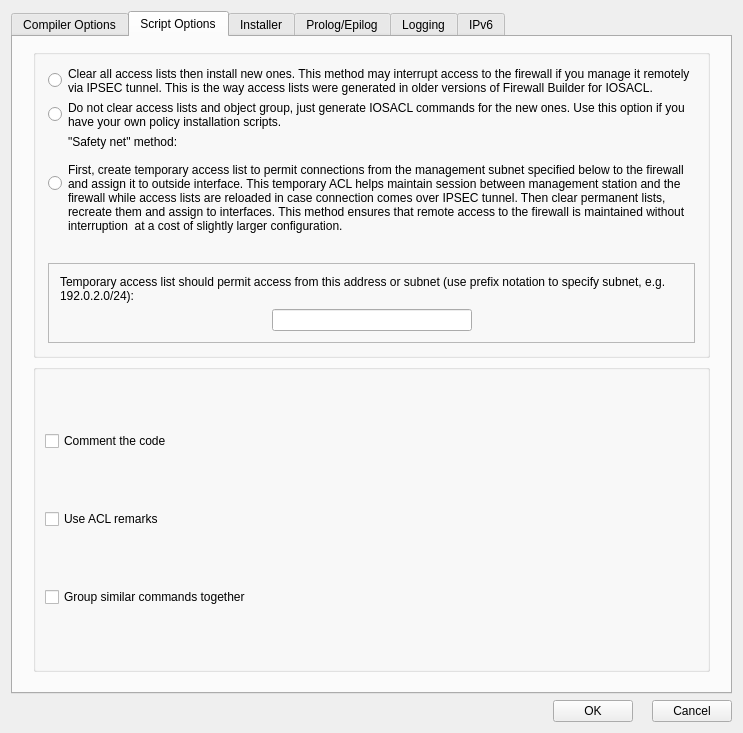
Before: the Qt Designer form src/gui/iosacladvanceddialog_q.ui in fwbuilder/fwbuilder, drawn with Qt 5.
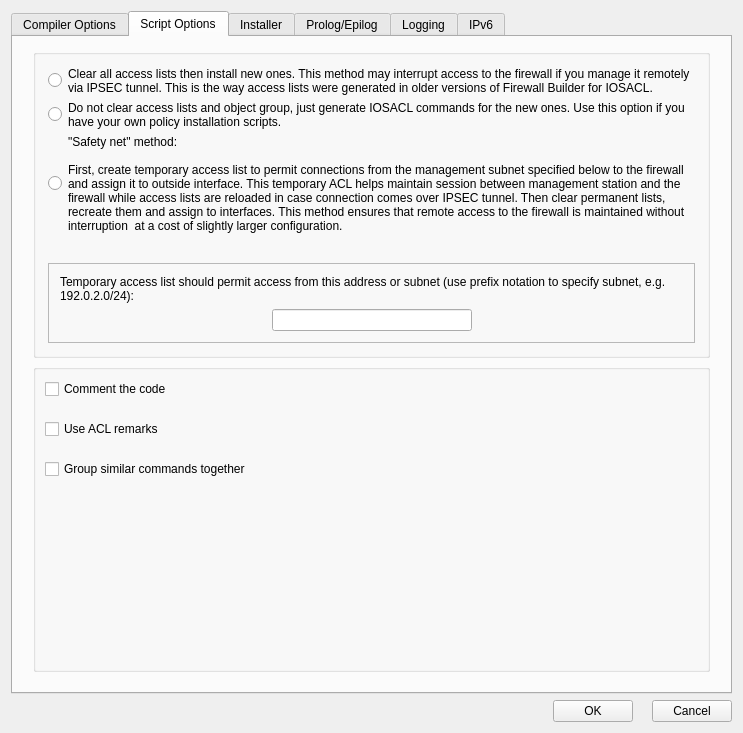
After: the same form once the commit is applied. The open tabs and pages were chosen to show the change.

```diff
--- a/src/gui/iosacladvanceddialog_q.ui
+++ b/src/gui/iosacladvanceddialog_q.ui
@@ -250,10 +250,13 @@
          <property name="title" >
           <string/>
          </property>
-         <layout class="QGridLayout" name="gridLayout_7" >
-          <item row="0" column="0" >
-           <widget class="QCheckBox" name="iosacl_include_comments" >
-            <property name="toolTip" >
+         <layout class="QGridLayout" name="gridLayout_7">
+          <property name="verticalSpacing">
+           <number>20</number>
+          </property>
+          <item row="0" column="0">
+           <widget class="QCheckBox" name="iosacl_include_comments">
+            <property name="toolTip">
              <string>Insert comments into generated IOSACL configuration file</string>
             </property>
             <property name="text" >
@@ -281,6 +284,19 @@
             </property>
            </widget>
           </item>
+          <item row="3" column="0">
+           <spacer name="verticalSpacer">
+            <property name="orientation">
+             <enum>Qt::Vertical</enum>
+            </property>
+            <property name="sizeHint" stdset="0">
+             <size>
+              <width>20</width>
+              <height>70</height>
+             </size>
+            </property>
+           </spacer>
+          </item>
          </layout>
         </widget>
        </item>
```
Left out of the diff: 859 changed lines with no effect on the pictures.
